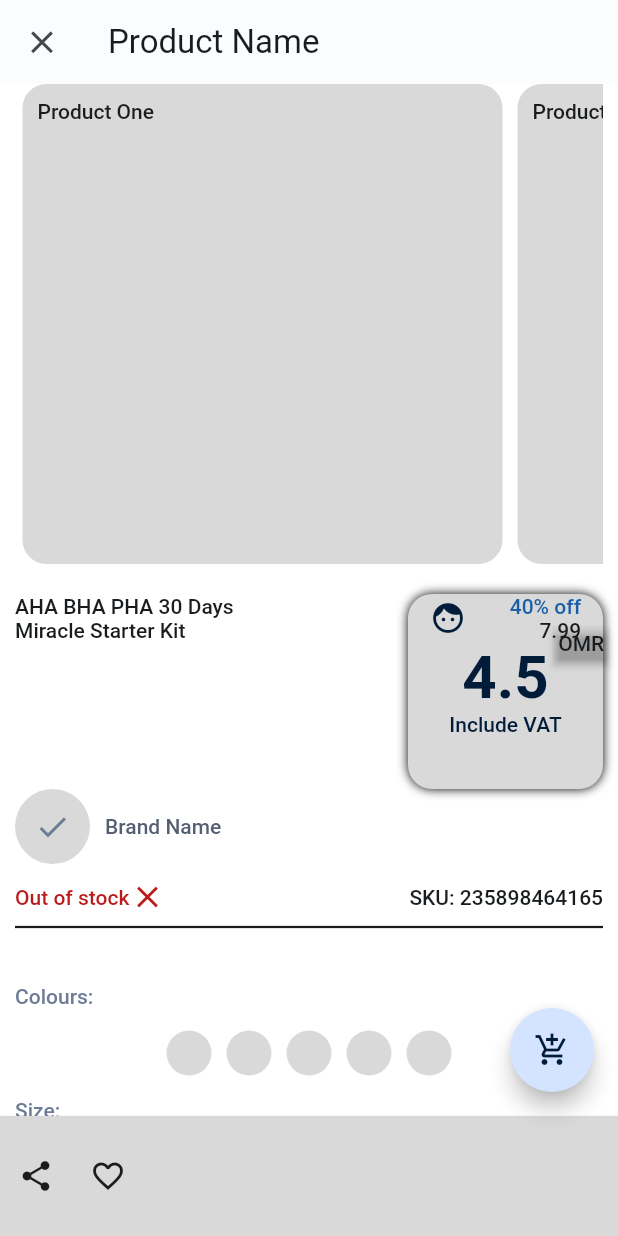
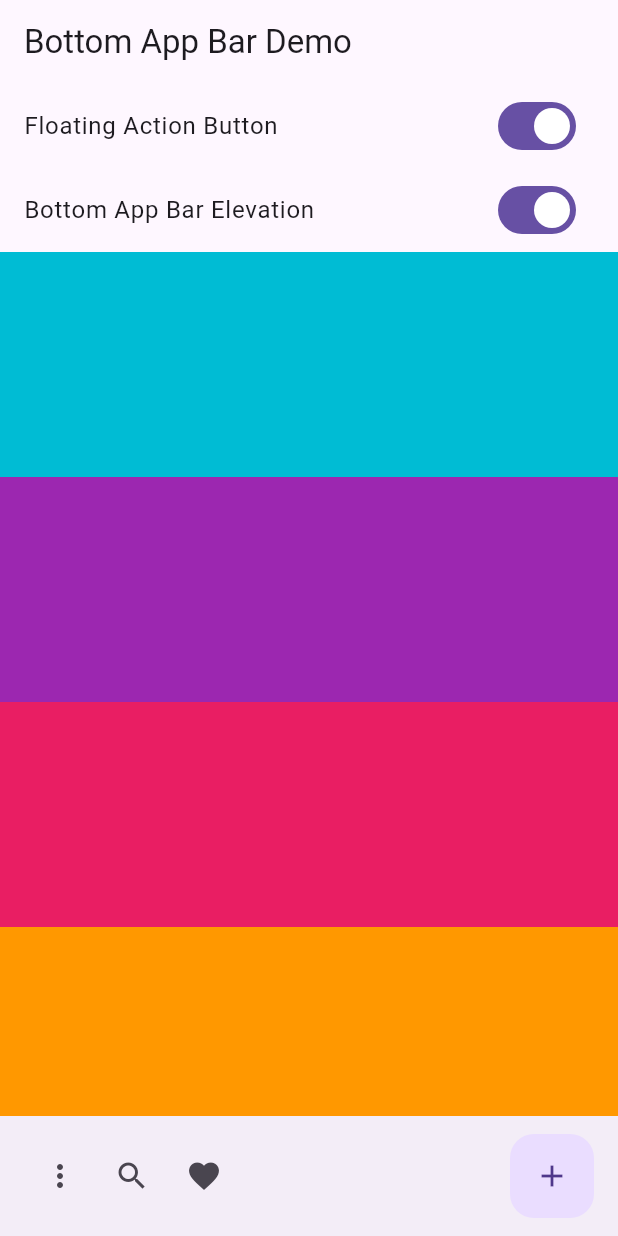
Before and after one commit to mattias-nkonjo/Product-Screen, a Flutter app: the screen it shows after launch, on a phone screen of 412 x 824 dp. Run offline on Flutter 3.47's test engine with Material 2 defaults, Android fonts, the light colour scheme and no system bars; drawn by our look-alikes of badges; our stand-ins replace google_fonts.

Commit message:
Update: UI Updated

```diff
--- a/lib/main.dart
+++ b/lib/main.dart
@@ -1,4 +1,5 @@
 import 'package:flutter/material.dart';
+import 'package:geepx_test/src/pages/another_page.dart';
 import 'package:geepx_test/src/pages/product_page.dart';
 import 'package:geepx_test/src/theme/theme.dart';
 
@@ -18,7 +19,7 @@ class MyApp extends StatelessWidget {
       theme: GeepxTheme.lightTheme,
       darkTheme: GeepxTheme.darkTheme,
       themeMode: ThemeMode.system,
-      home: const ProductPage(),
+      home: const BottomAppBarDemo(),
     );
   }
 }
--- /dev/null
+++ b/lib/src/pages/another_page.dart
@@ -0,0 +1,184 @@
+import 'package:flutter/material.dart';
+import 'package:flutter/rendering.dart';
+
+class BottomAppBarDemo extends StatefulWidget {
+  const BottomAppBarDemo({super.key});
+
+  @override
+  State createState() => _BottomAppBarDemoState();
+}
+
+class _BottomAppBarDemoState extends State<BottomAppBarDemo> {
+  static const List<Color> colors = <Color>[
+    Colors.yellow,
+    Colors.orange,
+    Colors.pink,
+    Colors.purple,
+    Colors.cyan,
+  ];
+
+  static final List<Widget> items = List<Widget>.generate(
+    colors.length,
+    (int index) => Container(color: colors[index], height: 150.0),
+  ).reversed.toList();
+
+  late ScrollController _controller;
+  bool _showFab = true;
+  bool _isElevated = true;
+  bool _isVisible = true;
+
+  FloatingActionButtonLocation get _fabLocation => _isVisible
+      ? FloatingActionButtonLocation.endContained
+      : FloatingActionButtonLocation.endFloat;
+
+  void _listen() {
+    final ScrollDirection direction = _controller.position.userScrollDirection;
+    if (direction == ScrollDirection.forward) {
+      _show();
+    } else if (direction == ScrollDirection.reverse) {
+      _hide();
+    }
+  }
+
+  void _show() {
+    if (!_isVisible) {
+      setState(() => _isVisible = true);
+    }
+  }
+
+  void _hide() {
+    if (_isVisible) {
+      setState(() => _isVisible = false);
+    }
+  }
+
+  void _onShowFabChanged(bool value) {
+    setState(() {
+      _showFab = value;
+    });
+  }
+
+  void _onElevatedChanged(bool value) {
+    setState(() {
+      _isElevated = value;
+    });
+  }
+
+  void _addNewItem() {
+    setState(() {
+      items.insert(
+        0,
+        Container(color: colors[items.length % 5], height: 150.0),
+      );
+    });
+  }
+
+  @override
+  void initState() {
+    super.initState();
+    _controller = ScrollController();
+    _controller.addListener(_listen);
+  }
+
+  @override
+  void dispose() {
+    _controller.removeListener(_listen);
+    _controller.dispose();
+    super.dispose();
+  }
+
+  @override
+  Widget build(BuildContext context) {
+    return MaterialApp(
+      theme: ThemeData(useMaterial3: true),
+      home: Scaffold(
+        appBar: AppBar(
+          title: const Text('Bottom App Bar Demo'),
+        ),
+        body: Column(
+          children: <Widget>[
+            SwitchListTile(
+              title: const Text('Floating Action Button'),
+              value: _showFab,
+              onChanged: _onShowFabChanged,
+            ),
+            SwitchListTile(
+              title: const Text('Bottom App Bar Elevation'),
+              value: _isElevated,
+              onChanged: _onElevatedChanged,
+            ),
+            Expanded(
+              child: ListView(
+                controller: _controller,
+                children: items.toList(),
+              ),
+            ),
+          ],
+        ),
+        floatingActionButton: _showFab
+            ? FloatingActionButton(
+                onPressed: _addNewItem,
+                tooltip: 'Add New Item',
+                elevation: _isVisible ? 0.0 : null,
+                child: const Icon(Icons.add),
+              )
+            : null,
+        floatingActionButtonLocation: _fabLocation,
+        bottomNavigationBar:
+            _DemoBottomAppBar(isElevated: _isElevated, isVisible: _isVisible),
+      ),
+    );
+  }
+}
+
+class _DemoBottomAppBar extends StatelessWidget {
+  const _DemoBottomAppBar({
+    required this.isElevated,
+    required this.isVisible,
+  });
+
+  final bool isElevated;
+  final bool isVisible;
+
+  @override
+  Widget build(BuildContext context) {
+    return AnimatedContainer(
+      duration: const Duration(milliseconds: 200),
+      height: isVisible ? 80.0 : 0,
+      child: BottomAppBar(
+        elevation: isElevated ? null : 0.0,
+        child: Row(
+          children: <Widget>[
+            IconButton(
+              tooltip: 'Open popup menu',
+              icon: const Icon(Icons.more_vert),
+              onPressed: () {
+                final SnackBar snackBar = SnackBar(
+                  content: const Text('Yay! A SnackBar!'),
+                  action: SnackBarAction(
+                    label: 'Undo',
+                    onPressed: () {},
+                  ),
+                );
+
+                // Find the ScaffoldMessenger in the widget tree
+                // and use it to show a SnackBar.
+                ScaffoldMessenger.of(context).showSnackBar(snackBar);
+              },
+            ),
+            IconButton(
+              tooltip: 'Search',
+              icon: const Icon(Icons.search),
+              onPressed: () {},
+            ),
+            IconButton(
+              tooltip: 'Favorite',
+              icon: const Icon(Icons.favorite),
+              onPressed: () {},
+            ),
+          ],
+        ),
+      ),
+    );
+  }
+}
--- a/lib/src/pages/product_page.dart
+++ b/lib/src/pages/product_page.dart
@@ -1,9 +1,6 @@
 import 'package:flutter/material.dart';
 import 'package:geepx_test/src/constants/color_palette.dart';
-import 'package:geepx_test/src/widgets/colors_widget.dart';
-import 'package:geepx_test/src/widgets/custom_badge.dart';
-import 'package:geepx_test/src/widgets/heading_text.dart';
-import 'package:geepx_test/src/widgets/product_widget.dart';
+import 'package:geepx_test/src/widgets/widgets.dart';
 
 class ProductPage extends StatefulWidget {
   const ProductPage({super.key});
@@ -14,9 +11,16 @@ class ProductPage extends StatefulWidget {
 
 class _ProductPageState extends State<ProductPage> {
   var _isActive = true;
+  var _chipSelected = true;
   void _handleTap() {
     setState(() {
       _isActive = !_isActive;
+    });
+  }
+
+  void _onChipSelect(bool selected) {
+    setState(() {
+      _chipSelected = selected;
     });
   }
 
@@ -39,6 +43,8 @@ class _ProductPageState extends State<ProductPage> {
                 children: [
                   SingleChildScrollView(
                     scrollDirection: Axis.horizontal,
+                    child: Padding(
+                      padding: const EdgeInsets.all(8.0),
                       child: Row(
                         children: const [
                           Product(title: 'Product One'),
@@ -49,19 +55,26 @@ class _ProductPageState extends State<ProductPage> {
                         ],
                       ),
                     ),
-                  const SizedBox(height: 20),
+                  ),
+                  const SizedBox(height: 40),
                   Row(
                     crossAxisAlignment: CrossAxisAlignment.start,
                     mainAxisAlignment: MainAxisAlignment.spaceBetween,
                     children: [
                       Column(
                         crossAxisAlignment: CrossAxisAlignment.start,
-                        children: const [
-                          Text('AHA BHA PHA 30 Days'),
-                          Text('Miracle Starter Kit'),
+                        children: [
+                          Text(
+                            'AHA BHA PHA 30 Days',
+                            style: Theme.of(context).textTheme.titleMedium,
+                          ),
+                          Text(
+                            'Miracle Starter Kit',
+                            style: Theme.of(context).textTheme.titleMedium,
+                          ),
                         ],
                       ),
-                      const CustomBadge(),
+                      const PriceCard(),
                     ],
                   ),
                   Row(
@@ -78,12 +91,8 @@ class _ProductPageState extends State<ProductPage> {
                         ),
                       ),
                       const SizedBox(width: 10),
-                      const Text(
-                        'Brand Name',
-                        style: TextStyle(
-                          color: ColorPalette.faintColor,
-                        ),
-                      ),
+                      Text('Brand Name',
+                          style: Theme.of(context).textTheme.labelMedium),
                     ],
                   ),
                   const SizedBox(height: 10),
@@ -107,11 +116,9 @@ class _ProductPageState extends State<ProductPage> {
                       const Text('SKU: 235898464165'),
                     ],
                   ),
-                  const Divider(
-                    color: ColorPalette.blackColor,
-                  ),
+                  const Divider(),
                   const SizedBox(height: 30),
-                  const HeadingText(text: 'Colours: '),
+                  const LabelWidget(text: 'Colours: '),
                   const SizedBox(height: 15),
                   Row(
                     mainAxisAlignment: MainAxisAlignment.center,
@@ -128,115 +135,53 @@ class _ProductPageState extends State<ProductPage> {
                     ],
                   ),
                   const SizedBox(height: 15),
-                  const HeadingText(text: 'Size: '),
+                  const LabelWidget(text: 'Size: '),
                   const SizedBox(height: 15),
                   Row(
                     mainAxisAlignment: MainAxisAlignment.center,
                     children: [
-                      ElevatedButton(
-                        onPressed: () {},
-                        style: ElevatedButton.styleFrom(
-                          backgroundColor: ColorPalette.whiteColor,
-                          elevation: 0.0,
-                          side: const BorderSide(
-                            color: ColorPalette.blackColor,
-                          ),
-                        ),
-                        child: const Text(
-                          'Small',
-                          style: TextStyle(
-                            color: ColorPalette.blackColor,
-                          ),
-                        ),
+                      FilterChip(
+                        label: const Text('Small'),
+                        onSelected: _onChipSelect,
                       ),
                       const SizedBox(width: 10),
-                      ElevatedButton.icon(
-                        onPressed: () {},
-                        icon: const Icon(
-                          Icons.check,
-                          color: ColorPalette.blackColor,
-                        ),
-                        label: const Text(
-                          'Medium',
-                          style: TextStyle(
-                            color: ColorPalette.blackColor,
-                          ),
-                        ),
-                        style: ElevatedButton.styleFrom(
-                          backgroundColor: ColorPalette.purpleColor,
-                          elevation: 0.0,
-                          side: const BorderSide(
-                            color: ColorPalette.blackColor,
-                          ),
-                        ),
+                      FilterChip(
+                        selected: _chipSelected,
+                        label: const Text('Medium'),
+                        onSelected: _onChipSelect,
+                        side: BorderSide.none,
                       ),
                       const SizedBox(width: 10),
-                      ElevatedButton(
-                        onPressed: () {},
-                        style: ElevatedButton.styleFrom(
-                          backgroundColor: ColorPalette.whiteColor,
-                          elevation: 0.0,
-                          side: const BorderSide(
-                            color: ColorPalette.blackColor,
-                          ),
-                        ),
-                        child: const Text(
-                          'Large',
-                          style: TextStyle(
-                            color: ColorPalette.blackColor,
-                          ),
-                        ),
+                      FilterChip(
+                        label: const Text('Large'),
+                        onSelected: _onChipSelect,
                       ),
                     ],
                   ),
-                  Container(
-                    margin: const EdgeInsets.symmetric(
-                      vertical: 10,
-                      horizontal: 31,
+                  Padding(
+                    padding: const EdgeInsets.symmetric(
+                      horizontal: 30,
                     ),
                     child: Column(
                       crossAxisAlignment: CrossAxisAlignment.start,
                       children: [
-                        const Divider(
-                          color: ColorPalette.blackColor,
+                        const Divider(),
+                        TextButton.icon(
+                          onPressed: () {},
+                          icon: const Icon(Icons.child_friendly),
+                          label: const Text('Shipping By ASYAD '),
                         ),
-                        ElevatedButton.icon(
+                        TextButton.icon(
                           onPressed: () {},
-                          icon: const Icon(
-                            Icons.child_friendly,
-                            color: ColorPalette.blueColor,
-                          ),
-                          label: const Text(
-                            'Shipping By ASYAD ',
-                            style: TextStyle(color: ColorPalette.blueColor),
-                          ),
-                          style: ElevatedButton.styleFrom(
-                            backgroundColor: ColorPalette.whiteColor,
-                            elevation: 0.0,
-                          ),
-                        ),
-                        ElevatedButton.icon(
-                          onPressed: () {},
-                          icon: const Icon(
-                            Icons.credit_card,
-                            color: ColorPalette.blueColor,
-                          ),
-                          label: const Text(
-                            'Cash In Delivery',
-                            style: TextStyle(
-                              color: ColorPalette.blueColor,
-                            ),
-                          ),
-                          style: ElevatedButton.styleFrom(
-                            backgroundColor: ColorPalette.whiteColor,
-                            elevation: 0.0,
-                          ),
+                          icon: const Icon(Icons.credit_card),
+                          label: const Text('Shipping By ASYAD '),
                         ),
                         const SizedBox(height: 30),
                         Row(
                           mainAxisAlignment: MainAxisAlignment.spaceBetween,
                           children: [
-                            const Text('Shipping estimate'),
+                            Text('Shipping estimate',
+                                style: Theme.of(context).textTheme.labelLarge),
                             TextButton(
                               onPressed: () {},
                               child: const Text(
@@ -246,22 +191,18 @@ class _ProductPageState extends State<ProductPage> {
                             ),
                           ],
                         ),
-                        const Divider(
-                          color: ColorPalette.blackColor,
-                        ),
+                        const Divider(),
                       ],
                     ),
                   ),
+                  const SizedBox(height: 40),
                   InkWell(
                     onTap: _handleTap,
                     child: Row(
                       children: [
-                        const Text(
+                        Text(
                           "Description",
-                          style: TextStyle(
-                            fontSize: 20,
-                            fontWeight: FontWeight.bold,
-                          ),
+                          style: Theme.of(context).textTheme.headlineSmall,
                         ),
                         Icon(
                           _isActive
@@ -282,28 +223,20 @@ class _ProductPageState extends State<ProductPage> {
               height: 20,
             ),
             const SizedBox(height: 20),
-            Container(
-              decoration: const BoxDecoration(
+            const ColorBox(
               color: ColorPalette.purpleColor,
-              ),
               height: 129,
             ),
-            Container(
-              decoration: const BoxDecoration(
+            const ColorBox(
               color: ColorPalette.darkColor,
-              ),
               height: 265,
             ),
-            Container(
-              decoration: const BoxDecoration(
+            const ColorBox(
               color: ColorPalette.blueColor,
-              ),
               height: 265,
             ),
-            Container(
-              decoration: const BoxDecoration(
+            const ColorBox(
               color: ColorPalette.darkGrayColor,
-              ),
               height: 265,
             ),
             Container(
@@ -340,9 +273,7 @@ class _ProductPageState extends State<ProductPage> {
                       ),
                     ],
                   ),
-                  const Divider(
-                    color: ColorPalette.blackColor,
-                  ),
+                  const Divider(),
                 ],
               ),
             ),
@@ -350,11 +281,8 @@ class _ProductPageState extends State<ProductPage> {
         ),
       ),
       bottomNavigationBar: BottomAppBar(
-        color: ColorPalette.purpleColor,
-        child: IconTheme(
-          data: const IconThemeData(color: ColorPalette.blackColor),
         child: Row(
-            children: <Widget>[
+          children: [
             IconButton(
               tooltip: 'Share',
               icon: const Icon(Icons.share),
@@ -368,7 +296,6 @@ class _ProductPageState extends State<ProductPage> {
           ],
         ),
       ),
-      ),
       floatingActionButton: FloatingActionButton(
         onPressed: () {},
         child: const Icon(Icons.add_shopping_cart),
--- a/lib/src/widgets/custom_badge.dart
+++ /dev/null
@@ -1,69 +0,0 @@
-import 'package:flutter/material.dart';
-import 'package:geepx_test/src/constants/color_palette.dart';
-import 'package:badges/badges.dart' as badges;
-
-class CustomBadge extends StatelessWidget {
-  const CustomBadge({super.key});
-
-  @override
-  Widget build(BuildContext context) {
-    return Container(
-      decoration: BoxDecoration(
-        color: ColorPalette.purpleColor,
-        borderRadius: BorderRadius.circular(16),
-        boxShadow: const [
-          BoxShadow(
-            blurRadius: 5.0,
-          ),
-        ],
-      ),
-      height: 130,
-      width: 130,
-      child: Column(
-        children: [
-          Row(
-            mainAxisAlignment: MainAxisAlignment.spaceAround,
-            children: [
-              const Icon(
-                Icons.face,
-                color: ColorPalette.nBlueColor,
-              ),
-              Column(
-                crossAxisAlignment: CrossAxisAlignment.end,
-                children: const [
-                  Text(
-                    '40% off',
-                    style: TextStyle(
-                      color: ColorPalette.blueColor,
-                    ),
-                  ),
-                  Text('7.99'),
-                ],
-              )
-            ],
-          ),
-          badges.Badge(
-            position: badges.BadgePosition.topEnd(top: -10, end: -40),
-            badgeContent: const Text('OMR'),
-            badgeStyle: const badges.BadgeStyle(
-                badgeColor: Colors.transparent,
-                shape: badges.BadgeShape.square,
-                padding: EdgeInsets.all(3)),
-            child: const Text('4.5',
-                style: TextStyle(
-                  color: ColorPalette.nBlueColor,
-                  fontWeight: FontWeight.bold,
-                  fontSize: 40,
-                )),
-          ),
-          const Text(
-            'Include VAT',
-            style: TextStyle(
-              color: ColorPalette.nBlueColor,
-            ),
-          )
-        ],
-      ),
-    );
-  }
-}
--- a/lib/src/widgets/heading_text.dart
+++ /dev/null
@@ -1,19 +0,0 @@
-import 'package:flutter/material.dart';
-import 'package:geepx_test/src/constants/color_palette.dart';
-
-class HeadingText extends StatelessWidget {
-  const HeadingText({required this.text, super.key});
-  final String text;
-  @override
-  Widget build(BuildContext context) {
-    return Align(
-      alignment: Alignment.centerLeft,
-      child: Text(
-        text,
-        style: const TextStyle(
-          color: ColorPalette.darkGrayColor,
-        ),
-      ),
-    );
-  }
-}
--- a/lib/src/widgets/product_widget.dart
+++ b/lib/src/widgets/product_widget.dart
@@ -7,15 +7,14 @@ class Product extends StatelessWidget {
   @override
   Widget build(BuildContext context) {
     return Container(
-      decoration: BoxDecoration(
-        color: ColorPalette.purpleColor,
-        borderRadius: BorderRadius.circular(16),
-      ),
-      height: 320,
-      width: 320,
-      padding: const EdgeInsets.all(10),
-      margin: const EdgeInsets.only(right: 5, left: 5),
-      child: const Text('Product One'),
+      margin: const EdgeInsets.only(right: 10),
+      height: 280,
+      width: 325,
+      child: Card(
+          child: Padding(
+        padding: const EdgeInsets.all(20.0),
+        child: Text(title),
+      )),
     );
   }
 }
--- /dev/null
+++ b/lib/src/widgets/widgets.dart
@@ -0,0 +1,5 @@
+export 'package:geepx_test/src/widgets/color_box_widget.dart';
+export 'package:geepx_test/src/widgets/colors_widget.dart';
+export 'package:geepx_test/src/widgets/price_card.dart';
+export 'package:geepx_test/src/widgets/label_widget.dart';
+export 'package:geepx_test/src/widgets/product_widget.dart';
```
Also changed, not shown: lib/src/widgets/color_box_widget.dart (added, +21 -0 lines), lib/src/widgets/label_widget.dart (added, +16 -0 lines), lib/src/widgets/price_card.dart (added, +68 -0 lines). Lines whose indentation alone changed are shown as unchanged.
